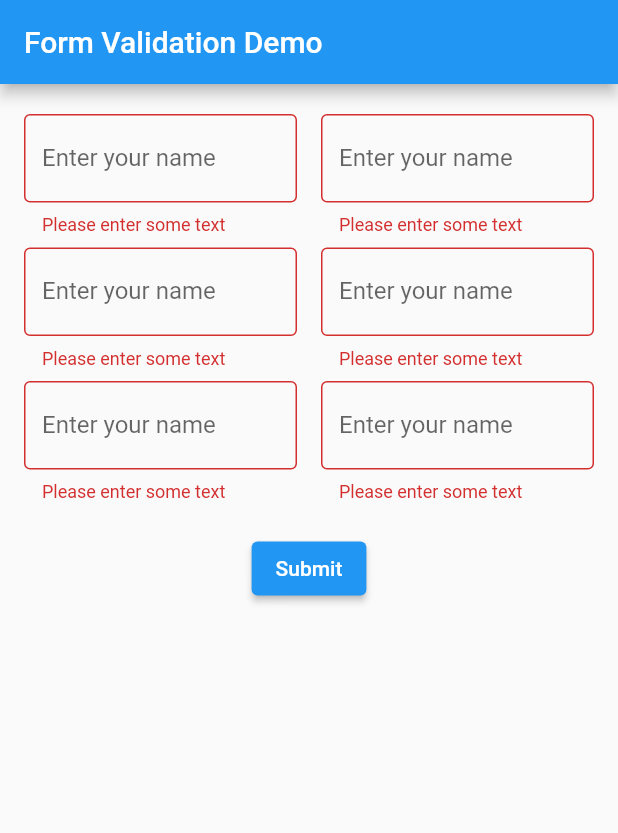
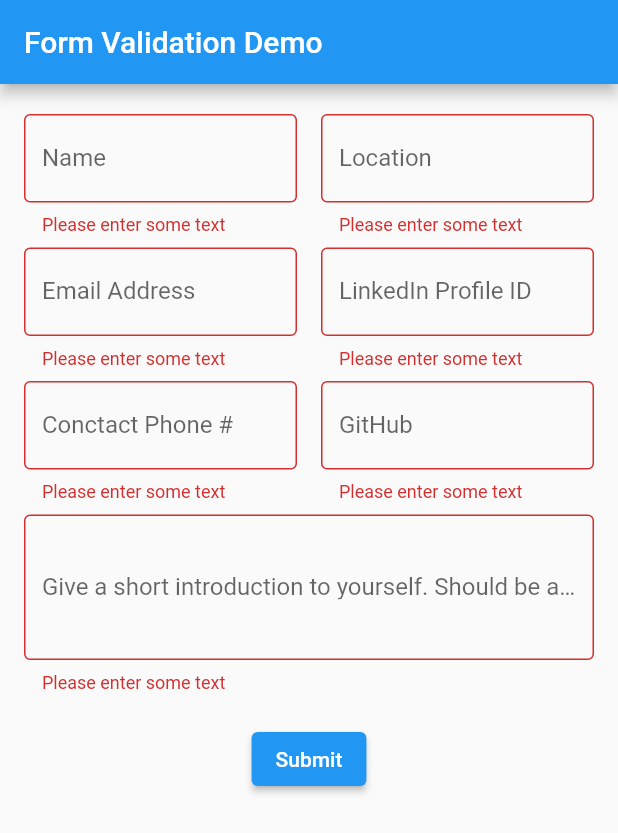
Before and after one commit to dkoch84/forms, a Flutter app: the screen it shows after launch, after a tap on "Submit", on a phone screen of 412 x 824 dp. Shown: the top 833 px of the screen. Run offline on Flutter 3.47's test engine with Material 2 defaults, Android fonts, the phone set to English and light mode, and no system bars.

Commit message:
multiline text box added

```diff
--- a/lib/main.dart
+++ b/lib/main.dart
@@ -62,7 +62,7 @@ class MyCustomFormState extends State<MyCustomForm> {
                         child: TextFormField(
                           decoration: const InputDecoration(
                             border: OutlineInputBorder(),
-                            labelText: 'Enter your name',
+                            labelText: 'Name',
                           ),
                           validator: (value) {
                             if (value == null || value.isEmpty) {
@@ -77,7 +77,7 @@ class MyCustomFormState extends State<MyCustomForm> {
                         child: TextFormField(
                           decoration: const InputDecoration(
                             border: OutlineInputBorder(),
-                            labelText: 'Enter your name',
+                            labelText: 'Email Address',
                           ),
                           validator: (value) {
                             if (value == null || value.isEmpty) {
@@ -92,7 +92,7 @@ class MyCustomFormState extends State<MyCustomForm> {
                         child: TextFormField(
                           decoration: const InputDecoration(
                             border: OutlineInputBorder(),
-                            labelText: 'Enter your name',
+                            labelText: 'Conctact Phone #',
                           ),
                           validator: (value) {
                             if (value == null || value.isEmpty) {
@@ -114,7 +114,7 @@ class MyCustomFormState extends State<MyCustomForm> {
                         child: TextFormField(
                           decoration: const InputDecoration(
                             border: OutlineInputBorder(),
-                            labelText: 'Enter your name',
+                            labelText: 'Location',
                           ),
                           validator: (value) {
                             if (value == null || value.isEmpty) {
@@ -129,7 +129,7 @@ class MyCustomFormState extends State<MyCustomForm> {
                         child: TextFormField(
                           decoration: const InputDecoration(
                             border: OutlineInputBorder(),
-                            labelText: 'Enter your name',
+                            labelText: 'LinkedIn Profile ID',
                           ),
                           validator: (value) {
                             if (value == null || value.isEmpty) {
@@ -144,7 +144,36 @@ class MyCustomFormState extends State<MyCustomForm> {
                         child: TextFormField(
                           decoration: const InputDecoration(
                             border: OutlineInputBorder(),
-                            labelText: 'Enter your name',
+                            labelText: 'GitHub',
+                          ),
+                          validator: (value) {
+                            if (value == null || value.isEmpty) {
+                              return 'Please enter some text';
+                            }
+                            return null;
+                          },
+                        ),
+                      ),
+                    ],
+                  ),
+                ),
+              ],
+            ),
+            Row(
+              mainAxisAlignment: MainAxisAlignment.spaceEvenly,
+              children: [
+                Expanded(
+                  child: Column(
+                    mainAxisAlignment: MainAxisAlignment.spaceEvenly,
+                    children: [
+                      Padding(
+                        padding: const EdgeInsets.symmetric(horizontal: 8, vertical: 4),
+                        child: TextFormField(
+                          keyboardType: TextInputType.multiline,
+                          maxLines: 3,
+                          decoration: const InputDecoration(
+                            border: OutlineInputBorder(),
+                            labelText: 'Give a short introduction to yourself. Should be a short paragraph.',
                           ),
                           validator: (value) {
                             if (value == null || value.isEmpty) {
```
